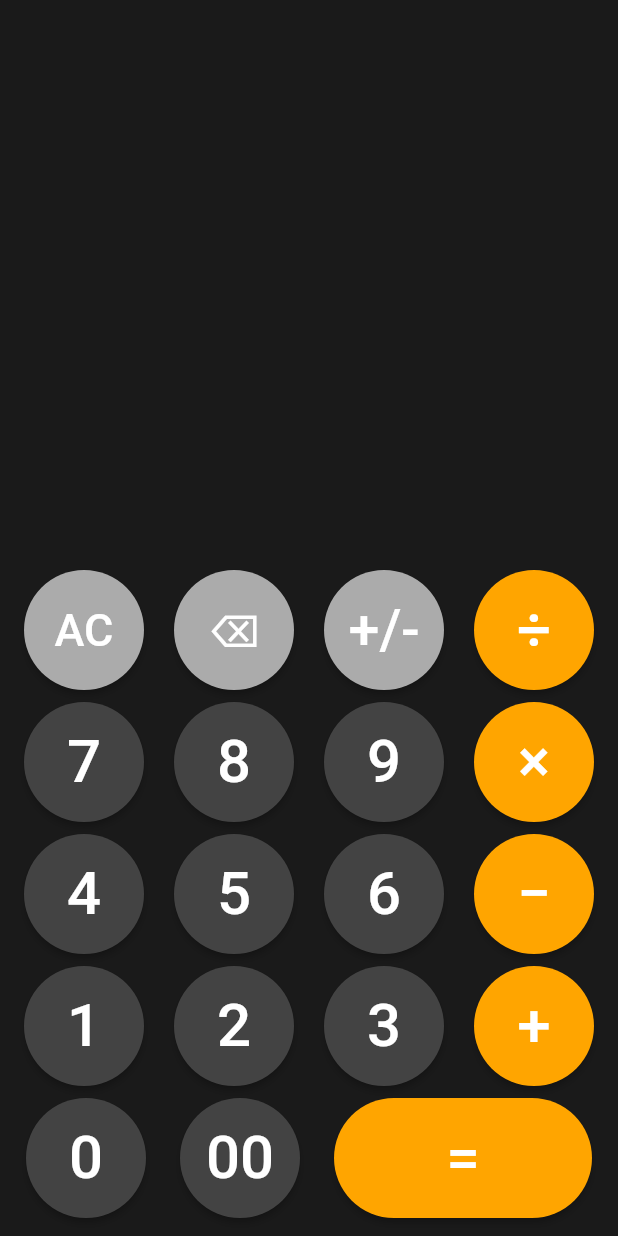
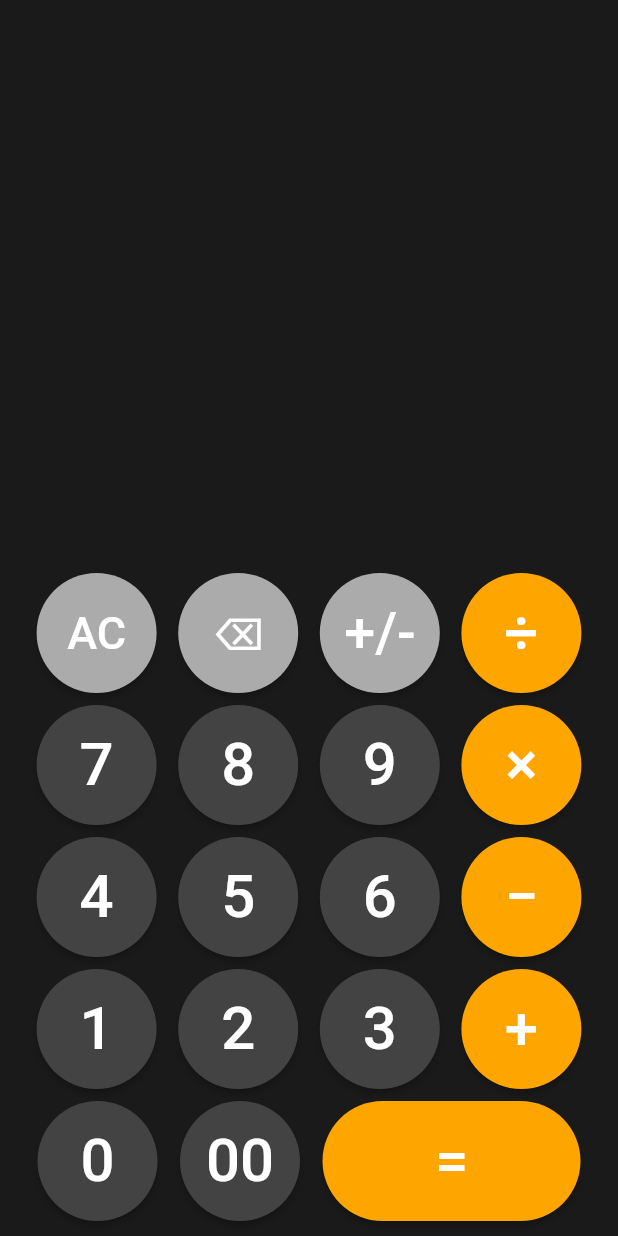
Before and after one commit to HalukHackali/basit_hesap_makinesi, a Flutter app: the screen it shows after launch, on a phone screen of 412 x 824 dp. Run offline on Flutter 3.47's test engine with Material 2 defaults, Android fonts, the phone set to English and light mode, and no system bars.

Commit message:
Button'lar arası mesafeler düzenlendi

```diff
--- a/lib/logic/process.dart
+++ b/lib/logic/process.dart
@@ -196,7 +196,7 @@ class _MyHomePageState extends State<MyHomePage> {
             ),
             SizedBox.fromSize(size: const Size.square(8.0)),
             Padding(
-              padding: const EdgeInsets.all(12.0),
+              padding: const EdgeInsets.all(10.0),
               child: Column(
                 children: [
                   Row(
@@ -209,7 +209,6 @@ class _MyHomePageState extends State<MyHomePage> {
                         callBack: btnClick,
                         fixedSizeNum: 80,
                       ),
-                      SizedBox.fromSize(size: const Size.square(12.0)),
                       ButtonCal(
                         sembol: "⌫",
                         sembolColor: 0xffABABAB,
@@ -217,7 +216,6 @@ class _MyHomePageState extends State<MyHomePage> {
                         callBack: btnClick,
                         fixedSizeNum: 80,
                       ),
-                      SizedBox.fromSize(size: const Size.square(12.0)),
                       ButtonCal(
                         sembol: "+/-",
                         sembolColor: 0xffABABAB,
@@ -225,7 +223,6 @@ class _MyHomePageState extends State<MyHomePage> {
                         callBack: btnClick,
                         fixedSizeNum: 80,
                       ),
-                      SizedBox.fromSize(size: const Size.square(12.0)),
                       ButtonCal(
                         sembol: "÷",
                         sembolColor: 0xffFFA500,
@@ -246,7 +243,6 @@ class _MyHomePageState extends State<MyHomePage> {
                         callBack: btnClick,
                         fixedSizeNum: 80,
                       ),
-                      SizedBox.fromSize(size: const Size.square(12.0)),
                       ButtonCal(
                         sembol: "8",
                         sembolColor: 0xff434343,
@@ -254,7 +250,6 @@ class _MyHomePageState extends State<MyHomePage> {
                         callBack: btnClick,
                         fixedSizeNum: 80,
                       ),
-                      SizedBox.fromSize(size: const Size.square(12.0)),
                       ButtonCal(
                         sembol: "9",
                         sembolColor: 0xff434343,
@@ -262,7 +257,6 @@ class _MyHomePageState extends State<MyHomePage> {
                         callBack: btnClick,
                         fixedSizeNum: 80,
                       ),
-                      SizedBox.fromSize(size: const Size.square(12.0)),
                       ButtonCal(
                         sembol: "×",
                         sembolColor: 0xffFFA500,
@@ -283,7 +277,7 @@ class _MyHomePageState extends State<MyHomePage> {
                         callBack: btnClick,
                         fixedSizeNum: 80,
                       ),
-                      SizedBox.fromSize(size: const Size.square(12.0)),
+
                       ButtonCal(
                         sembol: "5",
                         sembolColor: 0xff434343,
@@ -291,7 +285,6 @@ class _MyHomePageState extends State<MyHomePage> {
                         callBack: btnClick,
                         fixedSizeNum: 80,
                       ),
-                      SizedBox.fromSize(size: const Size.square(12.0)),
                       ButtonCal(
                         sembol: "6",
                         sembolColor: 0xff434343,
@@ -299,7 +292,6 @@ class _MyHomePageState extends State<MyHomePage> {
                         callBack: btnClick,
                         fixedSizeNum: 80,
                       ),
-                      SizedBox.fromSize(size: const Size.square(12.0)),
                       ButtonCal(
                         sembol: "−",
                         sembolColor: 0xffFFA500,
@@ -320,7 +312,6 @@ class _MyHomePageState extends State<MyHomePage> {
                         callBack: btnClick,
                         fixedSizeNum: 80,
                       ),
-                      SizedBox.fromSize(size: const Size.square(12.0)),
                       ButtonCal(
                         sembol: "2",
                         sembolColor: 0xff434343,
@@ -328,7 +319,6 @@ class _MyHomePageState extends State<MyHomePage> {
                         callBack: btnClick,
                         fixedSizeNum: 80,
                       ),
-                      SizedBox.fromSize(size: const Size.square(12.0)),
                       ButtonCal(
                         sembol: "3",
                         sembolColor: 0xff434343,
@@ -336,7 +326,6 @@ class _MyHomePageState extends State<MyHomePage> {
                         callBack: btnClick,
                         fixedSizeNum: 80,
                       ),
-                      SizedBox.fromSize(size: const Size.square(12.0)),
                       ButtonCal(
                         sembol: "+",
                         sembolColor: 0xffFFA500,
@@ -357,7 +346,6 @@ class _MyHomePageState extends State<MyHomePage> {
                         callBack: btnClick,
                         fixedSizeNum: 80,
                       ),
-                      SizedBox.fromSize(size: const Size.square(12.0)),
                       ButtonCal(
                         sembol: "00",
                         sembolColor: 0xff434343,
@@ -365,7 +353,6 @@ class _MyHomePageState extends State<MyHomePage> {
                         callBack: btnClick,
                         fixedSizeNum: 80,
                       ),
-                      SizedBox.fromSize(size: const Size.square(12.0)),
                       ButtonCal(
                         sembol: "=",
                         sembolColor: 0xffFFA500,
```
